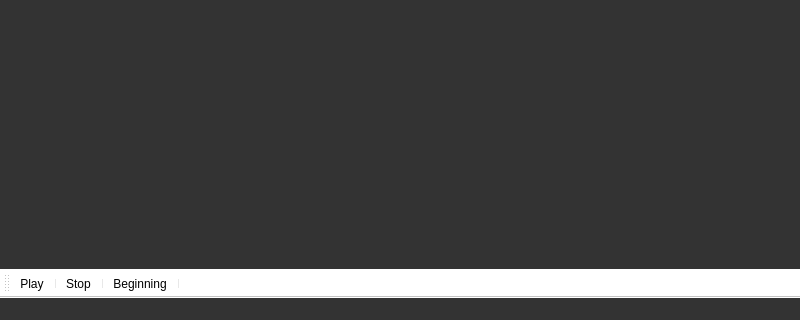
First picture: the form in videoplayer/mainwindow.ui, repository mw097/qt_video_player, before the edit; both pictures show x 0 to 800 and y 280 to 600 of the 800 by 600 pixel window.
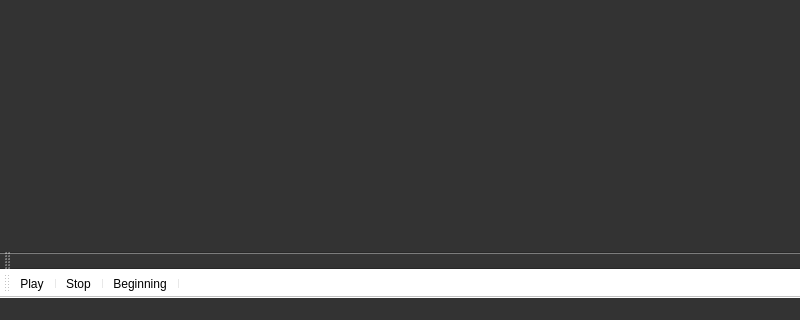
Second picture: the form after the edit.

The edit to the form file:
```diff
--- a/videoplayer/mainwindow.ui
+++ b/videoplayer/mainwindow.ui
@@ -63,6 +63,17 @@
    <addaction name="actionBeginning"/>
    <addaction name="separator"/>
   </widget>
+  <widget class="QToolBar" name="toolBar">
+   <property name="windowTitle">
+    <string>toolBar</string>
+   </property>
+   <attribute name="toolBarArea">
+    <enum>BottomToolBarArea</enum>
+   </attribute>
+   <attribute name="toolBarBreak">
+    <bool>true</bool>
+   </attribute>
+  </widget>
   <action name="actionOpen">
    <property name="text">
     <string>Open</string>
```
